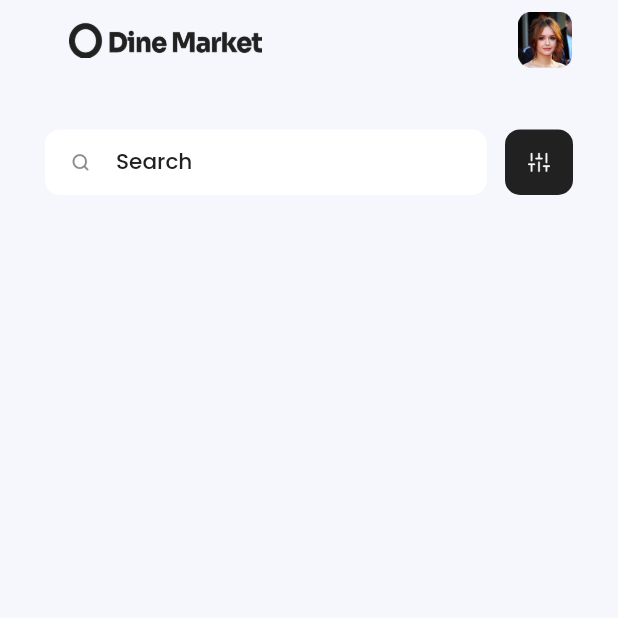
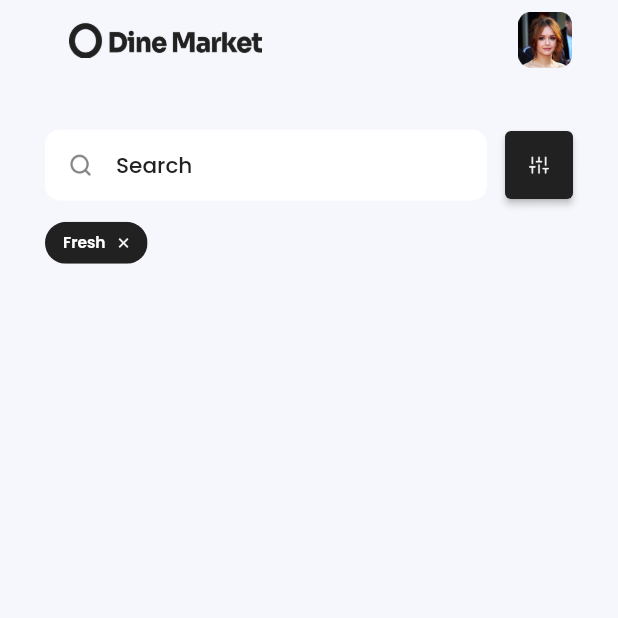
Before and after one commit to araujo-alef/dine_market_app_flutter, a Flutter app: the screen it shows after launch, on a phone screen of 412 x 824 dp, the top half of it. Run offline on Flutter 3.47's test engine with Material 2 defaults, Android fonts, the phone set to English and light mode, and no system bars; our stand-ins replace get, google_fonts.

Commit message:
added action chip Fresh on home page

```diff
--- a/lib/app/ui/android/home/home_page.dart
+++ b/lib/app/ui/android/home/home_page.dart
@@ -45,12 +45,13 @@ class HomePage extends StatelessWidget {
               ),
               SizedBox(height: height * 5,),
               Container(
-                height: height * 5.3,
-                child: Row(
+                child: Column(
+                  children: [
+                    Row(
                       mainAxisAlignment: MainAxisAlignment.spaceBetween,
                       children: [
                         Container(
-                      height: height * 5.3,
+                          height: width * 11.5,
                           decoration: BoxDecoration(
                             color: Colors.white,
                             borderRadius: BorderRadius.all(Radius.circular(10))
@@ -89,19 +90,48 @@ class HomePage extends StatelessWidget {
                         ),
                         Container(
                                 width: width * 11,
-                            height: height * 5.5,
+                                height: width * 11,
                                 decoration: BoxDecoration(
                                   borderRadius: BorderRadius.all(Radius.circular(10)),
-                              color: Color(0XFF212121),
                                 ),
-                            child: TextButton(
+                                child: ElevatedButton(
                                     onPressed: () {},
-                                child: Padding(
-                                  padding: const EdgeInsets.all(6),
                                     child: Image(image: AssetImage('assets/images/sliders_icon.png')),
+                                    style: TextButton.styleFrom(
+                                      backgroundColor: Color(0XFF212121),
                                     ),
                                   ),
+                        )
+                      ],
                     ),
+                    SizedBox(height: height * 1,),
+                    Container(
+                      height: height * 2.2,
+                      child: ListView(
+                        scrollDirection: Axis.horizontal,
+                        children: [
+                          Wrap(
+                            spacing: 6,
+                            children: [
+                              Chip(
+                                label: Text('Fresh'),
+                                onDeleted: () {},
+                                deleteIcon: Icon(Icons.close_sharp, size: height * 1.3, color: Colors.white,),
+                                backgroundColor: Color(0XFF212121),
+                                labelStyle: GoogleFonts.poppins(
+                                  fontSize: width * 2.5,
+                                  color: Colors.white,
+                                  fontWeight: FontWeight.w600
+                                ),
+                                visualDensity: VisualDensity.compact,
+                                labelPadding: EdgeInsets.only(left: 8, right: 0, top: 0, bottom: 0),
+                              ),
+
+                            ],
+                          )
+                        ],
+                      ),
+                    )
                   ],
                 ),
               )
```
Lines whose indentation alone changed are shown as unchanged.
